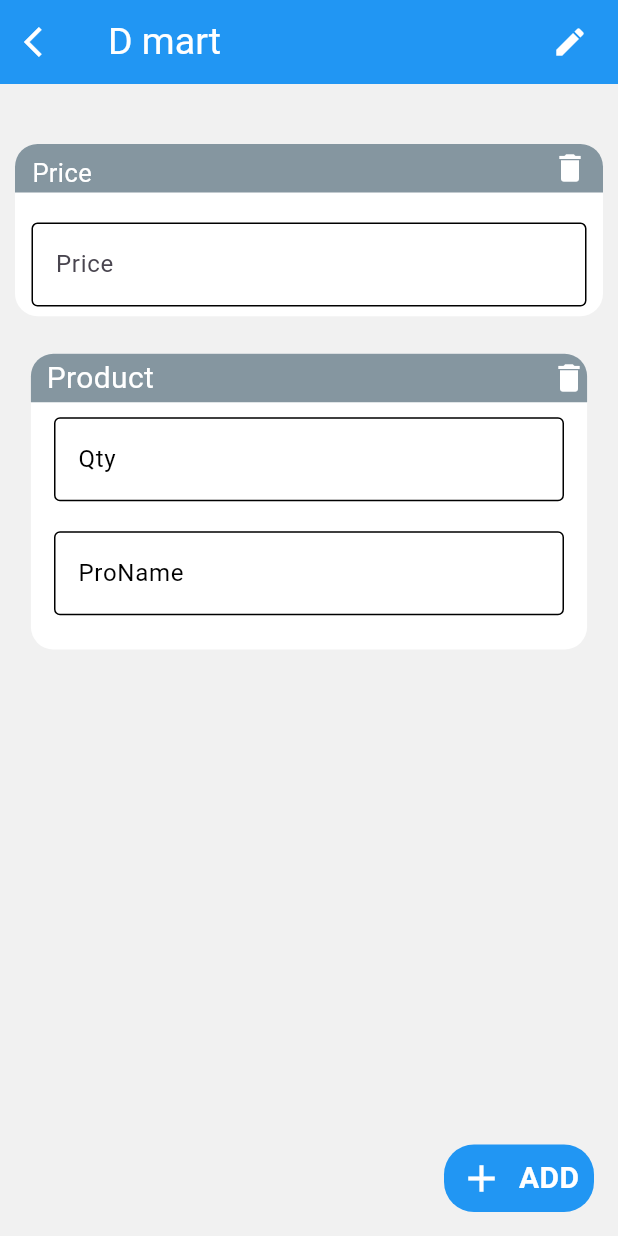
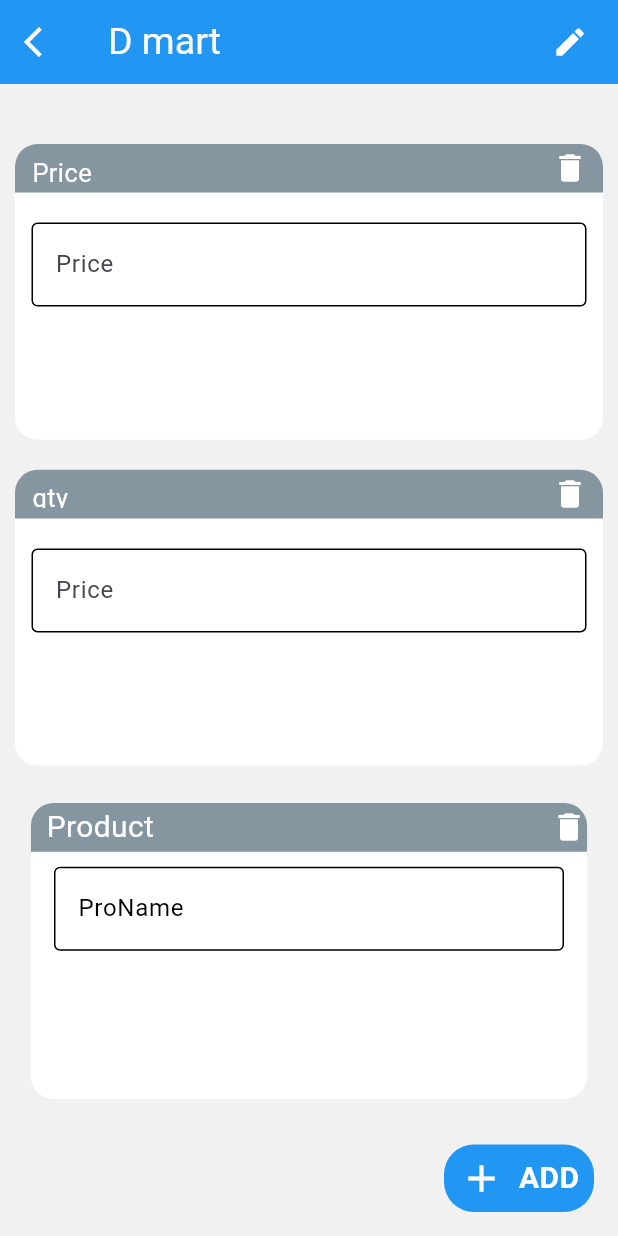
Before and after one commit to AishwaryaBaisane/invoice_generator, a Flutter app: the screen it shows after launch, on a phone screen of 412 x 824 dp. Run offline on Flutter 3.47's test engine with Material 3 defaults, Android fonts, the phone set to English and light mode, and no system bars; our stand-ins replace pdf, printing.

Commit message:
5-31/2024

```diff
--- a/lib/home/lastTry.dart
+++ b/lib/home/lastTry.dart
@@ -64,7 +64,7 @@
               (index) => Container(
                 alignment: Alignment.center,
                 margin: EdgeInsets.all(10),
-                height: height * 0.2 - 50,
+                height: height * 0.3-50,
                 decoration: BoxDecoration(
                   color: Colors.white,
                   borderRadius: BorderRadius.circular(15),
@@ -130,7 +130,83 @@
                           ),
                         ),
                       ),
-                    )
+                    ),
+                  ],
+                ),
+              ),
+            ),
+            ...List.generate(
+              textControllerList1.length,
+                  (index) => Container(
+                alignment: Alignment.center,
+                margin: EdgeInsets.all(10),
+                height: height * 0.3-50,
+                decoration: BoxDecoration(
+                  color: Colors.white,
+                  borderRadius: BorderRadius.circular(15),
+                ),
+                child: Column(
+                  children: [
+                    Container(
+                      height: height * 0.1 - 50,
+                      width: width * 400,
+                      decoration: BoxDecoration(
+                        color: Color(0xff8596a0),
+                        borderRadius: BorderRadius.only(
+                          topLeft: Radius.circular(15),
+                          topRight: Radius.circular(15),
+                        ),
+                      ),
+                      child: Row(
+                        mainAxisAlignment: MainAxisAlignment.spaceBetween,
+                        children: [
+                          Padding(
+                            padding: const EdgeInsets.all(7),
+                            child: Text(
+                              ' qty ',
+                              style:
+                              TextStyle(color: Colors.white, fontSize: 17),
+                            ),
+                          ),
+                          Padding(
+                            padding: const EdgeInsets.only(right: 10),
+                            child: GestureDetector(
+                              onTap: () {
+                                setState(() {
+                                  s--;
+                                  textControllerList1.removeAt(index);
+                                });
+                              },
+                              child: Icon(
+                                Icons.delete,
+                                color: Colors.white,
+                              ),
+                            ),
+                          ),
+                          // SizedBox(width: 5,)
+                        ],
+                      ),
+                    ),
+                    SizedBox(
+                      height: 20,
+                    ),
+                    Container(
+                      height: height * 0.1 - 22,
+                      width: 370,
+                      child: TextFormField(
+                        controller: textControllerList1[index],
+                        decoration: InputDecoration(
+                          hintText: 'Price',
+                          enabledBorder: OutlineInputBorder(),
+                          focusedBorder: OutlineInputBorder(
+                            borderSide: BorderSide(
+                              color: Colors.black,
+                              width: 2,
+                            ),
+                          ),
+                        ),
+                      ),
+                    ),
                   ],
                 ),
               ),
@@ -188,14 +264,6 @@
                         height: 10,
                       ),
                       buildTextFormField(
-                          'Qty', ControllerList[index].txtQty!),
-                      SizedBox(
-                        height: 10,
-                      ),
-                      SizedBox(
-                        height: 10,
-                      ),
-                      buildTextFormField(
                           'ProName', ControllerList[index].txtProName!),
                       SizedBox(
                         height: 10,
@@ -215,9 +283,9 @@
             TextEditingController textController = TextEditingController();
             textControllerList.add(textController);
 
-            ControllerList.add(ControllerModel(
-                txtProName: txtProName,
-                txtQty: txtQty));
+            TextEditingController textController1 = TextEditingController();
+            textControllerList1.add(textController1);
+
           });
         },
         child: Container(
@@ -268,29 +336,28 @@
 
 int s = 0;
 double Skills = 0;
+
 TextEditingController textController = TextEditingController();
 List<TextEditingController> textControllerList = [textController];
 
+TextEditingController textController1 = TextEditingController();
+List<TextEditingController> textControllerList1 = [textController1];
 
 
 
 class ControllerModel {
-  TextEditingController? txtQty;
   TextEditingController? txtProName;
 
 
   ControllerModel(
-      {this.txtProName, this.txtQty, });
+      { this.txtProName, });
 }
 
 List<ControllerModel> ControllerList = [
   ControllerModel(
-      txtQty: txtQty,
       txtProName: txtProName,
+
      )
 ];
-
-
-
-TextEditingController txtQty = TextEditingController();
+// TextEditingController txtQty = TextEditingController();
 TextEditingController txtProName = TextEditingController();
```
Also changed, not shown: lib/home/final.dart (+28 -2 lines).
